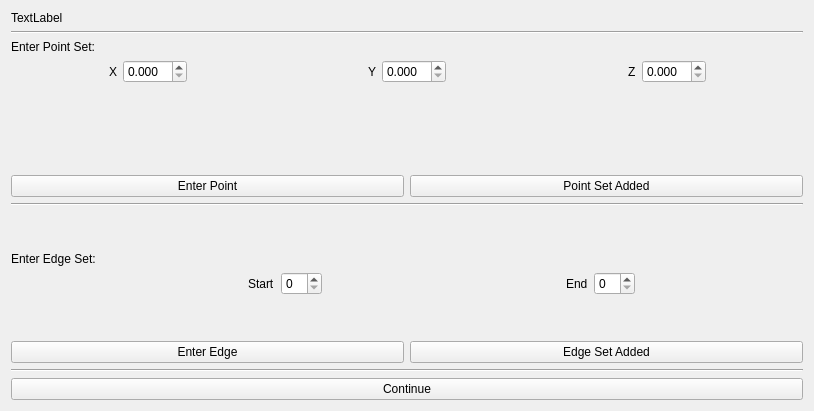
First picture: the form in Engg._Drawing_Visualization_n_Design/Source_Code/forms/inputwindowthreed.ui, repository arpanmangal/COP-CAD, before the edit.
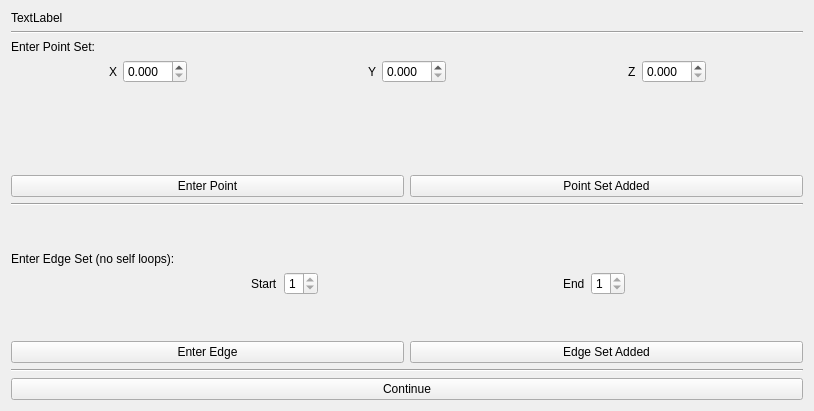
Second picture: the form after the edit.

Commit message: 2D Ui final and working perfect

Diff of the .ui file:
```diff
--- a/Engg._Drawing_Visualization_n_Design/Source_Code/forms/inputwindowthreed.ui
+++ b/Engg._Drawing_Visualization_n_Design/Source_Code/forms/inputwindowthreed.ui
@@ -209,7 +209,7 @@
          <item>
           <widget class="QLabel" name="label_7">
            <property name="text">
-            <string>Enter Edge Set:</string>
+            <string>Enter Edge Set (no self loops):</string>
            </property>
           </widget>
          </item>
@@ -238,7 +238,14 @@
               </widget>
              </item>
              <item>
-              <widget class="QSpinBox" name="StartEdge"/>
+              <widget class="QSpinBox" name="StartEdge">
+               <property name="minimum">
+                <number>1</number>
+               </property>
+               <property name="maximum">
+                <number>1</number>
+               </property>
+              </widget>
              </item>
             </layout>
            </item>
@@ -265,7 +272,17 @@
               </widget>
              </item>
              <item>
-              <widget class="QSpinBox" name="EndEdge"/>
+              <widget class="QSpinBox" name="EndEdge">
+               <property name="minimum">
+                <number>1</number>
+               </property>
+               <property name="maximum">
+                <number>1</number>
+               </property>
+               <property name="singleStep">
+                <number>0</number>
+               </property>
+              </widget>
              </item>
              <item>
               <spacer name="horizontalSpacer_5">
```
The commit also changes 7 other files.
